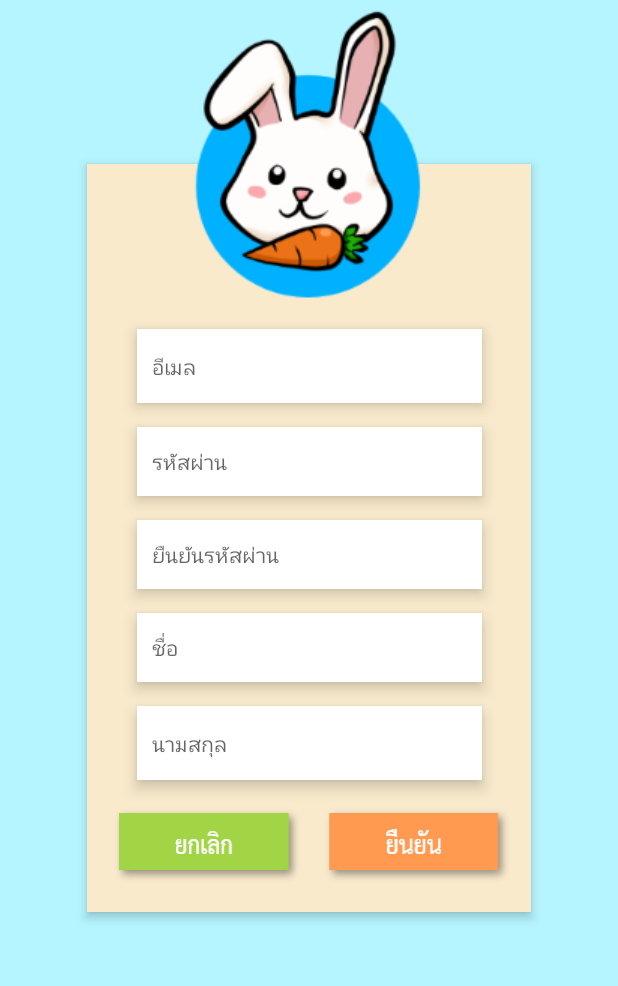
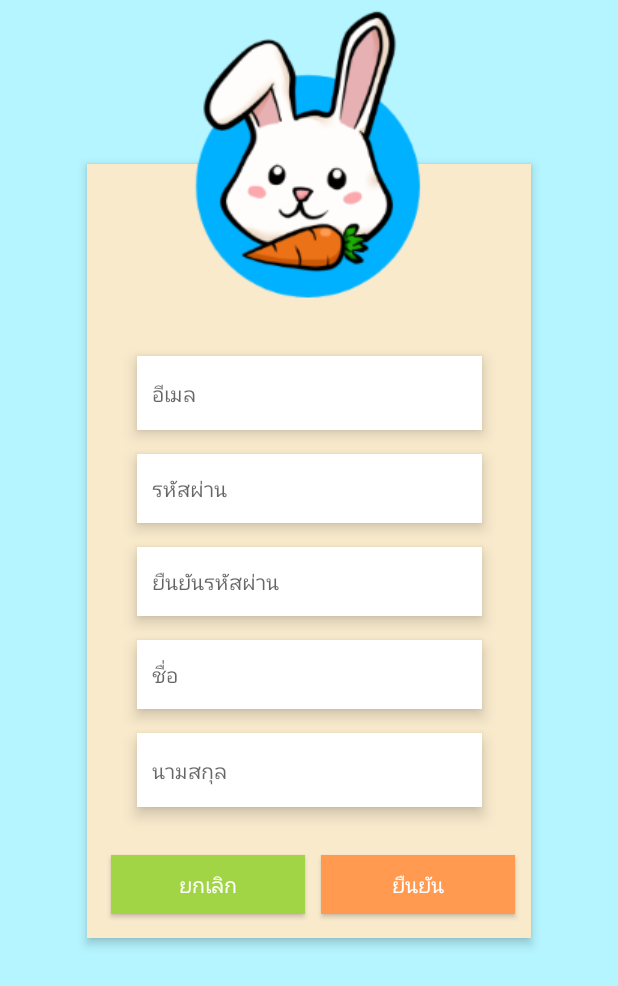
Before and after one commit to Dragonfly161518/dper, an Android app: the SignUpActivity screen opened directly, with no data from a screen before it, on a phone screen of 412 x 824 dp. Shown: the top 986 px of the screen. Run offline under Robolectric (Android 15) with nearby library versions, the light colour scheme and no system bars; our stand-ins replace Firebase (no records; nobody signed in at launch, a user with empty details on screens opened directly).

Commit message:
edit sign up button

```diff
--- a/app/src/main/res/layout/activity_sign_up.xml
+++ b/app/src/main/res/layout/activity_sign_up.xml
@@ -34,12 +34,14 @@
                 <Button
                     android:id="@+id/btnBackToSignIn"
                     android:layout_width="129dp"
-                    android:layout_height="wrap_content"
+                    android:layout_height="39dp"
                     android:layout_marginStart="16dp"
-                    android:layout_marginTop="16dp"
+                    android:layout_marginTop="32dp"
                     android:layout_marginBottom="16dp"
-                    android:background="@drawable/cancel"
+                    android:background="@drawable/btn_sign_up"
                     android:onClick="onBackToSignIn"
+                    android:text="ยกเลิก"
+                    android:textColor="#fff"
                     app:layout_constraintBottom_toBottomOf="parent"
                     app:layout_constraintStart_toStartOf="parent"
                     app:layout_constraintTop_toBottomOf="@+id/signUpSurName" />
@@ -47,13 +49,15 @@
                 <Button
                     android:id="@+id/btnSignUp"
                     android:layout_width="129dp"
-                    android:layout_height="wrap_content"
+                    android:layout_height="39dp"
                     android:layout_marginStart="8dp"
-                    android:layout_marginTop="16dp"
+                    android:layout_marginTop="32dp"
                     android:layout_marginEnd="8dp"
                     android:layout_marginBottom="16dp"
-                    android:background="@drawable/confirm"
+                    android:background="@drawable/btn_sign_in"
                     android:onClick="onSignUpConfirm"
+                    android:text="ยืนยัน"
+                    android:textColor="#fff"
                     app:layout_constraintBottom_toBottomOf="parent"
                     app:layout_constraintEnd_toEndOf="parent"
                     app:layout_constraintStart_toEndOf="@+id/btnBackToSignIn"
@@ -64,15 +68,15 @@
                     android:layout_width="230dp"
                     android:layout_height="49dp"
                     android:layout_marginStart="8dp"
-                    android:layout_marginTop="110dp"
+                    android:layout_marginTop="128dp"
                     android:layout_marginEnd="8dp"
                     android:background="@drawable/edit_text_normal"
-                    android:hint="อีเมล"
-                    android:textSize="14sp"
-                    android:padding="10dp"
                     android:elevation="6dp"
                     android:ems="10"
+                    android:hint="อีเมล"
                     android:inputType="textEmailAddress"
+                    android:padding="10dp"
+                    android:textSize="14sp"
                     app:layout_constraintEnd_toEndOf="parent"
                     app:layout_constraintStart_toStartOf="parent"
                     app:layout_constraintTop_toTopOf="parent" />
```
Also changed, not shown: app/src/main/java/com/pornattapat/dper/SignUpActivity.java (+17 -1 lines), app/src/main/res/drawable-hdpi/cancel.png, app/src/main/res/drawable-hdpi/confirm.png, app/src/main/res/drawable-hdpi/sign_in.png, app/src/main/res/drawable-ldpi/cancel.png, app/src/main/res/drawable-ldpi/confirm.png, app/src/main/res/drawable-mdpi/cancel.png, app/src/main/res/drawable-mdpi/confirm.png, app/src/main/res/drawable-xhdpi/cancel.png, app/src/main/res/drawable-xhdpi/confirm.png.
